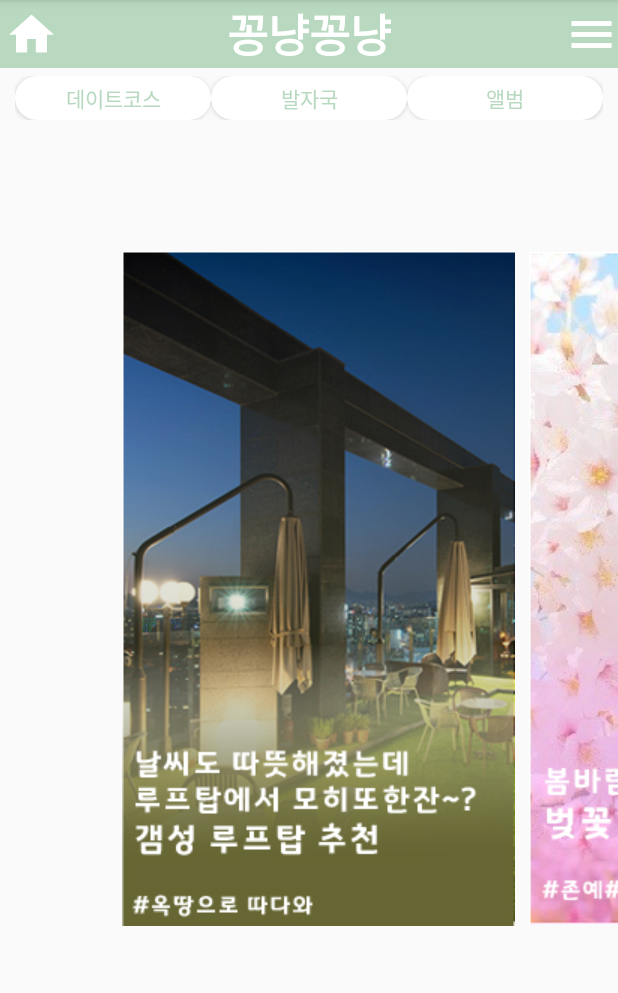
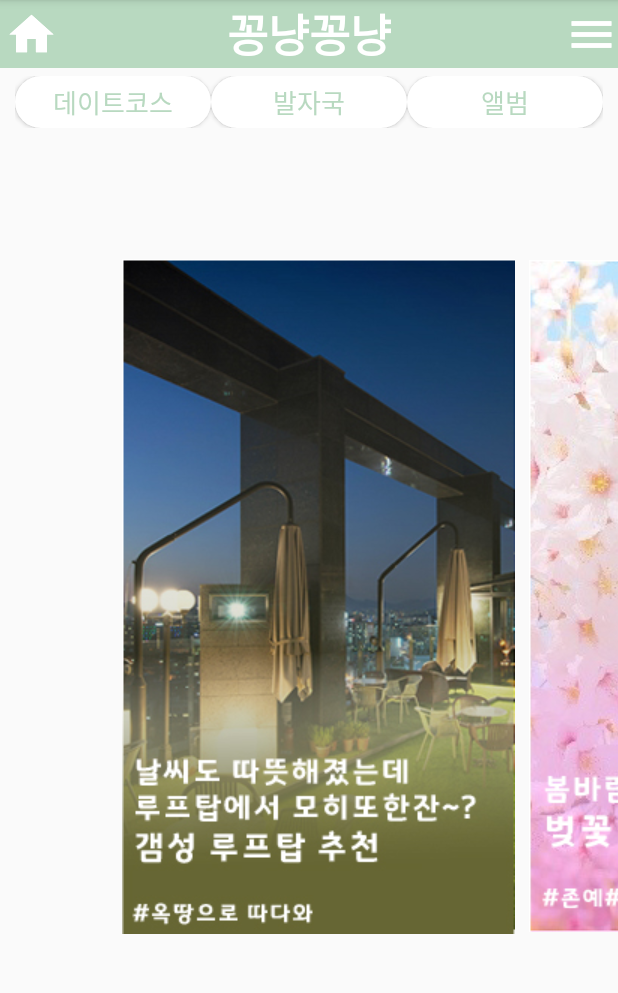
Before and after one commit to joo1yeon/Lovey-Dovey, an Android app: the screen it shows after launch (MainActivity), after a tap on "데이트코스", on a phone screen of 412 x 824 dp, the part 84-1077 px from its top. Run offline under Robolectric (Android 15) with nearby library versions, the phone set to English and light mode, and no system bars.

Commit message:
상단버튼 수정

```diff
--- a/app/build.gradle
+++ b/app/build.gradle
@@ -22,7 +22,7 @@ dependencies {
     implementation fileTree(include: ['*.jar'], dir: 'libs')
     implementation 'com.android.support:appcompat-v7:28.0.0'
     implementation 'com.android.support.constraint:constraint-layout:1.1.3'
-    testImplementation 'junit:junit:4.12'
+    testImplementation 'junit:junit:4.13-beta-3'
     androidTestImplementation 'com.android.support.test:runner:1.0.2'
     androidTestImplementation 'com.android.support.test.espresso:espresso-core:3.0.2'
     implementation 'com.android.support:design:28.0.0'
--- a/app/src/main/res/layout/activity_main.xml
+++ b/app/src/main/res/layout/activity_main.xml
@@ -55,7 +55,7 @@
 
     <LinearLayout
         android:layout_width="match_parent"
-        android:layout_height="40dp"
+        android:layout_height="45dp"
         android:orientation="horizontal"
         android:paddingHorizontal="10dp"
         android:paddingVertical="5dp">
@@ -66,9 +66,10 @@
             android:layout_height="match_parent"
             android:layout_weight="1"
             android:background="@drawable/menu_button"
-            android:fontFamily="@font/netmarble_m"
+            android:fontFamily="@font/netmarble_b"
             android:text="데이트코스"
-            android:textColor="@color/button_click"/>
+            android:textColor="@color/button_click"
+            android:textSize="17sp"/>
 
         <Button
             android:id="@+id/btnFoot"
@@ -76,9 +77,10 @@
             android:layout_height="match_parent"
             android:layout_weight="1"
             android:background="@drawable/menu_button"
-            android:fontFamily="@font/netmarble_m"
+            android:fontFamily="@font/netmarble_b"
             android:text="발자국"
-            android:textColor="@color/button_click"/>
+            android:textColor="@color/button_click"
+            android:textSize="17sp"/>
 
 
 
@@ -88,9 +90,10 @@
             android:layout_height="match_parent"
             android:layout_weight="1"
             android:background="@drawable/menu_button"
-            android:fontFamily="@font/netmarble_m"
+            android:fontFamily="@font/netmarble_b"
             android:text="앨범"
-            android:textColor="@color/button_click"/>
+            android:textColor="@color/button_click"
+            android:textSize="17sp"/>
 
 
     </LinearLayout>
```
